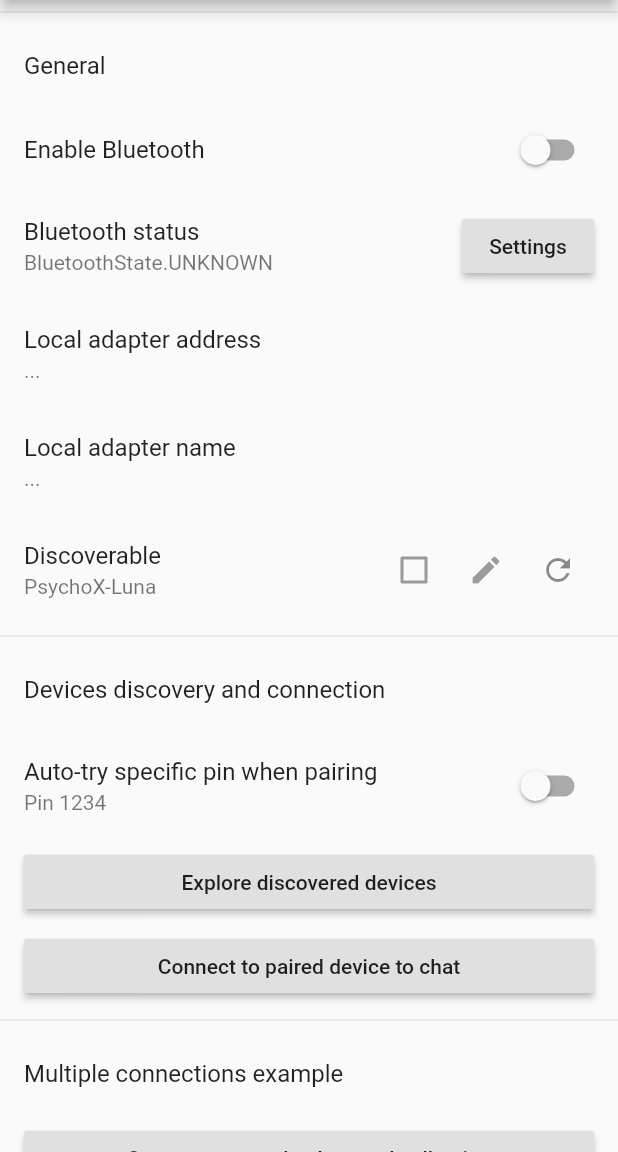
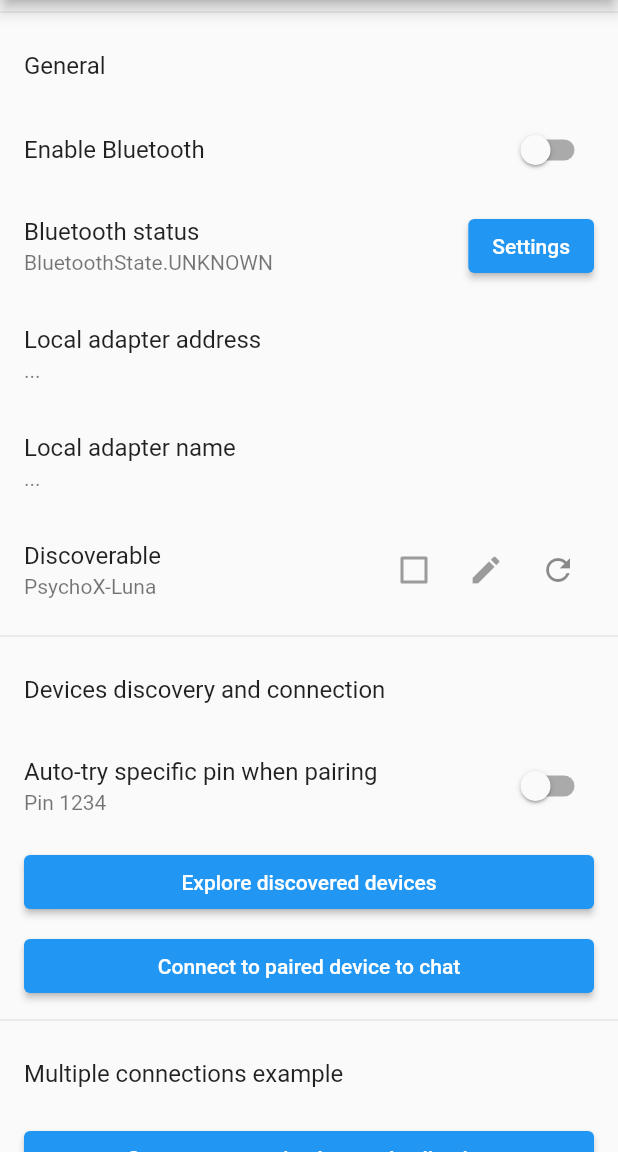
Before and after one commit to edufolly/flutter_bluetooth_serial, a Flutter app: the screen it shows after launch, on a phone screen of 412 x 824 dp, the part 84-1236 px from its top. Run offline on Flutter 3.47's test engine with Material 2 defaults, Android fonts, the phone set to English and light mode, and no system bars.

Commit message:
Example: Upgrade to new Material buttons

```diff
--- a/example/lib/DiscoveryPage.dart
+++ b/example/lib/DiscoveryPage.dart
@@ -137,7 +137,7 @@ class _DiscoveryPage extends State<DiscoveryPage> {
                       title: const Text('Error occured while bonding'),
                       content: Text("${ex.toString()}"),
                       actions: <Widget>[
-                        new FlatButton(
+                        new TextButton(
                           child: new Text("Close"),
                           onPressed: () {
                             Navigator.of(context).pop();
--- a/example/lib/MainPage.dart
+++ b/example/lib/MainPage.dart
@@ -117,7 +117,7 @@ class _MainPage extends State<MainPage> {
             ListTile(
               title: const Text('Bluetooth status'),
               subtitle: Text(_bluetoothState.toString()),
-              trailing: RaisedButton(
+              trailing: ElevatedButton(
                 child: const Text('Settings'),
                 onPressed: () {
                   FlutterBluetoothSerial.instance.openSettings();
@@ -216,7 +216,7 @@ class _MainPage extends State<MainPage> {
               },
             ),
             ListTile(
-              title: RaisedButton(
+              title: ElevatedButton(
                   child: const Text('Explore discovered devices'),
                   onPressed: () async {
                     final BluetoothDevice? selectedDevice =
@@ -236,7 +236,7 @@ class _MainPage extends State<MainPage> {
                   }),
             ),
             ListTile(
-              title: RaisedButton(
+              title: ElevatedButton(
                 child: const Text('Connect to paired device to chat'),
                 onPressed: () async {
                   final BluetoothDevice? selectedDevice =
@@ -260,7 +260,7 @@ class _MainPage extends State<MainPage> {
             Divider(),
             ListTile(title: const Text('Multiple connections example')),
             ListTile(
-              title: RaisedButton(
+              title: ElevatedButton(
                 child: ((_collectingTask?.inProgress ?? false)
                     ? const Text('Disconnect and stop background collecting')
                     : const Text('Connect to start background collecting')),
@@ -292,7 +292,7 @@ class _MainPage extends State<MainPage> {
               ),
             ),
             ListTile(
-              title: RaisedButton(
+              title: ElevatedButton(
                 child: const Text('View background collected data'),
                 onPressed: (_collectingTask != null)
                     ? () {
@@ -342,7 +342,7 @@ class _MainPage extends State<MainPage> {
             title: const Text('Error occured while connecting'),
             content: Text("${ex.toString()}"),
             actions: <Widget>[
-              new FlatButton(
+              new TextButton(
                 child: new Text("Close"),
                 onPressed: () {
                   Navigator.of(context).pop();
```
